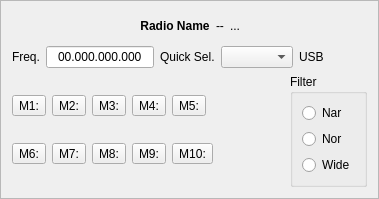
Before: the Qt Designer form mqt/MqtLogger/rigcontrolframe.ui in zsteva/backup-minos2, drawn with Qt 5.
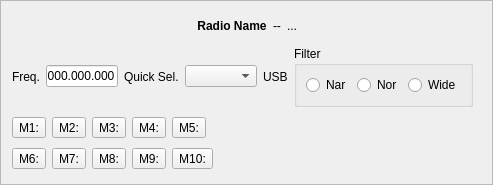
After: the same form once the commit is applied. Custom widgets are drawn as their Qt base class.

Commit message: nar/nor/wide radio buttons communicating with rigcontrol

Diff of the .ui file:
```diff
--- a/mqt/MqtLogger/rigcontrolframe.ui
+++ b/mqt/MqtLogger/rigcontrolframe.ui
@@ -6,8 +6,8 @@
    <rect>
     <x>0</x>
     <y>0</y>
-    <width>379</width>
-    <height>187</height>
+    <width>493</width>
+    <height>182</height>
    </rect>
   </property>
   <property name="windowTitle">
@@ -19,7 +19,7 @@
   <property name="frameShadow">
    <enum>QFrame::Raised</enum>
   </property>
-  <layout class="QHBoxLayout" name="horizontalLayout_2">
+  <layout class="QHBoxLayout" name="horizontalLayout_6">
    <item>
     <layout class="QVBoxLayout" name="verticalLayout">
      <item>
@@ -130,6 +130,53 @@
          </property>
         </widget>
        </item>
+       <item>
+        <layout class="QHBoxLayout" name="horizontalLayout_3">
+         <item>
+          <widget class="QGroupBox" name="groupBox">
+           <property name="title">
+            <string>Filter</string>
+           </property>
+           <layout class="QHBoxLayout" name="horizontalLayout_2">
+            <item>
+             <widget class="QRadioButton" name="narRb">
+              <property name="text">
+               <string>Nar</string>
+              </property>
+             </widget>
+            </item>
+            <item>
+             <widget class="QRadioButton" name="normalRb">
+              <property name="text">
+               <string>Nor</string>
+              </property>
+             </widget>
+            </item>
+            <item>
+             <widget class="QRadioButton" name="wideRb">
+              <property name="text">
+               <string>Wide</string>
+              </property>
+             </widget>
+            </item>
+           </layout>
+          </widget>
+         </item>
+         <item>
+          <spacer name="horizontalSpacer">
+           <property name="orientation">
+            <enum>Qt::Horizontal</enum>
+           </property>
+           <property name="sizeHint" stdset="0">
+            <size>
+             <width>40</width>
+             <height>20</height>
+            </size>
+           </property>
+          </spacer>
+         </item>
+        </layout>
+       </item>
        <item>
         <spacer name="horizontalSpacer_3">
          <property name="orientation">
@@ -146,7 +193,7 @@
       </layout>
      </item>
      <item>
-      <layout class="QHBoxLayout" name="horizontalLayout_3">
+      <layout class="QHBoxLayout" name="horizontalLayout_5">
        <item>
         <layout class="QGridLayout" name="gridLayout">
          <item row="1" column="0">
@@ -234,36 +281,6 @@
          </property>
         </spacer>
        </item>
-       <item>
-        <widget class="QGroupBox" name="groupBox">
-         <property name="title">
-          <string>Filter</string>
-         </property>
-         <layout class="QVBoxLayout" name="verticalLayout_2">
-          <item>
-           <widget class="QRadioButton" name="narrowRb">
-            <property name="text">
-             <string>Nar</string>
-            </property>
-           </widget>
-          </item>
-          <item>
-           <widget class="QRadioButton" name="normalRb">
-            <property name="text">
-             <string>Nor</string>
-            </property>
-           </widget>
-          </item>
-          <item>
-           <widget class="QRadioButton" name="wideRb">
-            <property name="text">
-             <string>Wide</string>
-            </property>
-           </widget>
-          </item>
-         </layout>
-        </widget>
-       </item>
       </layout>
      </item>
     </layout>
```
The commit also changes 15 other files.
